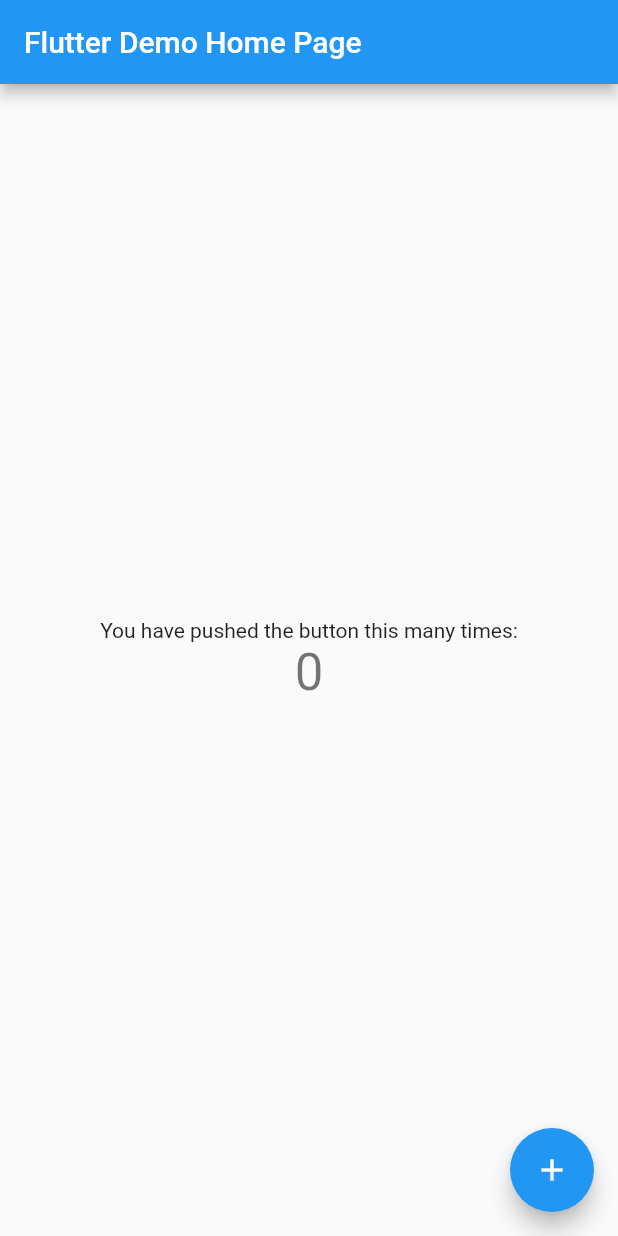
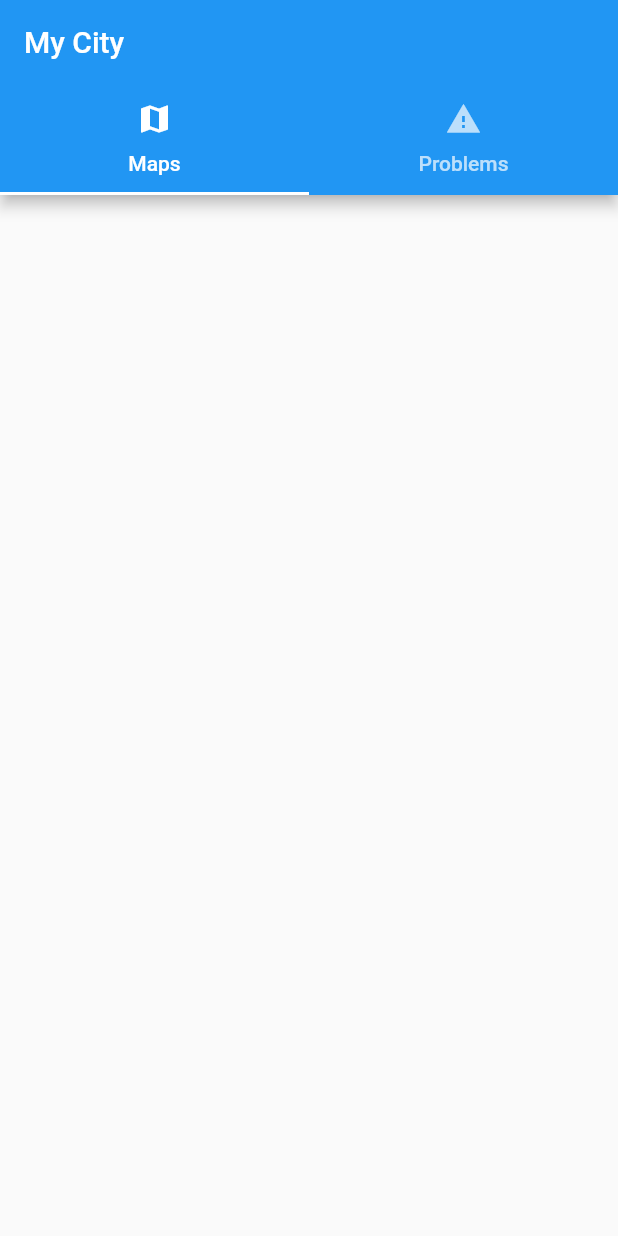
Before and after one commit to MrCooper0020/my-game-library, a Flutter app: the screen it shows after launch, on a phone screen of 412 x 824 dp. Run offline on Flutter 3.47's test engine with Material 2 defaults, Android fonts, the phone set to English and light mode, and no system bars.

Commit message:
started problems list

```diff
--- a/lib/main.dart
+++ b/lib/main.dart
@@ -1,4 +1,6 @@
 import 'package:flutter/material.dart';
+import 'maps.dart';
+import 'problems_list.dart';
 
 void main() {
   runApp(const MyApp());
@@ -13,15 +15,6 @@ class MyApp extends StatelessWidget {
     return MaterialApp(
       title: 'Flutter Demo',
       theme: ThemeData(
-        // This is the theme of your application.
-        //
-        // Try running your application with "flutter run". You'll see the
-        // application has a blue toolbar. Then, without quitting the app, try
-        // changing the primarySwatch below to Colors.green and then invoke
-        // "hot reload" (press "r" in the console where you ran "flutter run",
-        // or simply save your changes to "hot reload" in a Flutter IDE).
-        // Notice that the counter didn't reset back to zero; the application
-        // is not restarted.
         primarySwatch: Colors.blue,
       ),
       home: const MyHomePage(title: 'Flutter Demo Home Page'),
@@ -31,16 +24,6 @@ class MyApp extends StatelessWidget {
 
 class MyHomePage extends StatefulWidget {
   const MyHomePage({Key? key, required this.title}) : super(key: key);
-
-  // This widget is the home page of your application. It is stateful, meaning
-  // that it has a State object (defined below) that contains fields that affect
-  // how it looks.
-
-  // This class is the configuration for the state. It holds the values (in this
-  // case the title) provided by the parent (in this case the App widget) and
-  // used by the build method of the State. Fields in a Widget subclass are
-  // always marked "final".
-
   final String title;
 
   @override
@@ -52,63 +35,38 @@ class _MyHomePageState extends State<MyHomePage> {
 
   void _incrementCounter() {
     setState(() {
-      // This call to setState tells the Flutter framework that something has
-      // changed in this State, which causes it to rerun the build method below
-      // so that the display can reflect the updated values. If we changed
-      // _counter without calling setState(), then the build method would not be
-      // called again, and so nothing would appear to happen.
       _counter++;
     });
   }
 
   @override
   Widget build(BuildContext context) {
-    // This method is rerun every time setState is called, for instance as done
-    // by the _incrementCounter method above.
-    //
-    // The Flutter framework has been optimized to make rerunning build methods
-    // fast, so that you can just rebuild anything that needs updating rather
-    // than having to individually change instances of widgets.
-    return Scaffold(
-      appBar: AppBar(
-        // Here we take the value from the MyHomePage object that was created by
-        // the App.build method, and use it to set our appbar title.
-        title: Text(widget.title),
-      ),
-      body: Center(
-        // Center is a layout widget. It takes a single child and positions it
-        // in the middle of the parent.
-        child: Column(
-          // Column is also a layout widget. It takes a list of children and
-          // arranges them vertically. By default, it sizes itself to fit its
-          // children horizontally, and tries to be as tall as its parent.
-          //
-          // Invoke "debug painting" (press "p" in the console, choose the
-          // "Toggle Debug Paint" action from the Flutter Inspector in Android
-          // Studio, or the "Toggle Debug Paint" command in Visual Studio Code)
-          // to see the wireframe for each widget.
-          //
-          // Column has various properties to control how it sizes itself and
-          // how it positions its children. Here we use mainAxisAlignment to
-          // center the children vertically; the main axis here is the vertical
-          // axis because Columns are vertical (the cross axis would be
-          // horizontal).
-          mainAxisAlignment: MainAxisAlignment.center,
-          children: <Widget>[
-            const Text(
-              'You have pushed the button this many times:',
+    return MaterialApp(
+      home: DefaultTabController(
+        length: 2,
+        child: Scaffold(
+          appBar: AppBar(
+            bottom: const TabBar(
+              tabs: [
+                Tab(
+                  icon: Icon(Icons.map),
+                  text: 'Maps',
+                ),
+                Tab(
+                  icon: Icon(Icons.report_problem),
+                  text: 'Problems',
+                )
+              ],
             ),
-            Text(
-              '$_counter',
-              style: Theme.of(context).textTheme.headline4,
-            ),
-          ],
+            title: const Text('My City'),
+          ),
+          body: const TabBarView (
+            children: [
+              Maps(),
+              ProblemsList()
+            ],
+          ),
         ),
-      ),
-      floatingActionButton: FloatingActionButton(
-        onPressed: _incrementCounter,
-        tooltip: 'Increment',
-        child: const Icon(Icons.add),
       ), // This trailing comma makes auto-formatting nicer for build methods.
     );
   }
--- /dev/null
+++ b/lib/maps.dart
@@ -0,0 +1,10 @@
+import 'package:flutter/material.dart';
+
+class Maps extends StatelessWidget {
+  const Maps({Key? key}) : super(key: key);
+
+  @override
+  Widget build(BuildContext context) {
+    return Container();
+  }
+}
```
Also changed, not shown: lib/problems_list.dart (added, +58 -0 lines), lib/register.dart (added, +10 -0 lines).
